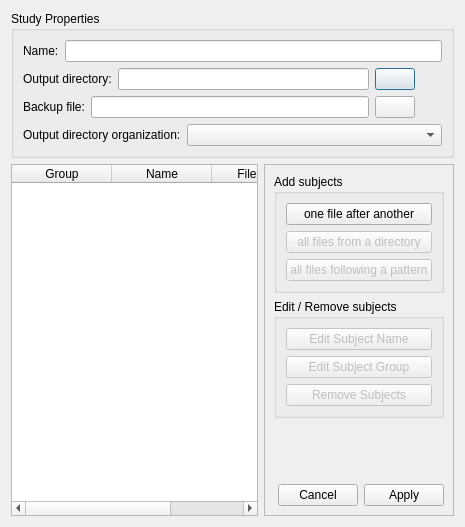
This is morphologist/gui/ui/study_editor_widget.ui in brainvisa/morphologist as Qt 5 draws it before an edit. The edited form follows.
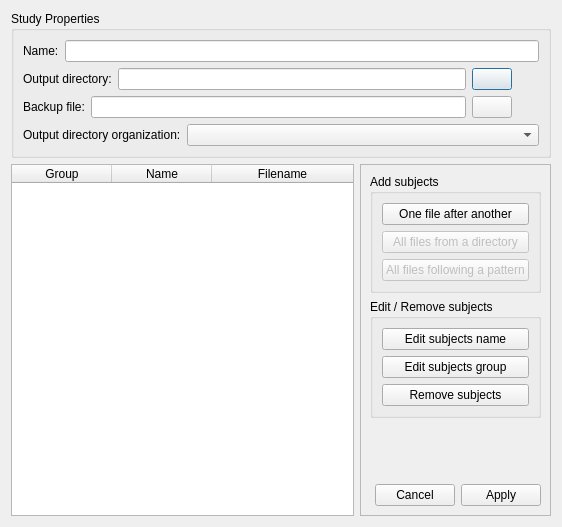
This is the edited form. Icons and pictures are not drawn.

Commit message:
ENH: Enable buttons to remove subjects and edit subjects names and group
Direct editing in the table widget is disabled.
+ STYLE : rename slot on_select_subjects_dialog_files_selected,
labels of buttons

Diff of the .ui file:
```diff
--- a/morphologist/gui/ui/study_editor_widget.ui
+++ b/morphologist/gui/ui/study_editor_widget.ui
@@ -6,7 +6,7 @@
    <rect>
     <x>0</x>
     <y>0</y>
-    <width>465</width>
+    <width>562</width>
     <height>527</height>
    </rect>
   </property>
@@ -185,6 +185,12 @@
          <height>0</height>
         </size>
        </property>
+       <property name="editTriggers">
+        <set>QAbstractItemView::NoEditTriggers</set>
+       </property>
+       <property name="alternatingRowColors">
+        <bool>false</bool>
+       </property>
        <property name="selectionMode">
         <enum>QAbstractItemView::ExtendedSelection</enum>
        </property>
@@ -271,7 +277,7 @@
            <item>
             <widget class="QPushButton" name="add_one_subject_from_a_file_button">
              <property name="text">
-              <string>one file after another</string>
+              <string>One file after another</string>
              </property>
             </widget>
            </item>
@@ -281,7 +287,7 @@
               <bool>false</bool>
              </property>
              <property name="text">
-              <string>all files from a directory</string>
+              <string>All files from a directory</string>
              </property>
             </widget>
            </item>
@@ -291,7 +297,7 @@
               <bool>false</bool>
              </property>
              <property name="text">
-              <string>all files following a pattern</string>
+              <string>All files following a pattern</string>
              </property>
             </widget>
            </item>
@@ -307,30 +313,30 @@
            <item>
             <widget class="QPushButton" name="edit_subject_name_button">
              <property name="enabled">
-              <bool>false</bool>
+              <bool>true</bool>
              </property>
              <property name="text">
-              <string>Edit Subject Name</string>
+              <string>Edit subjects name</string>
              </property>
             </widget>
            </item>
            <item>
             <widget class="QPushButton" name="edit_subject_group_button">
              <property name="enabled">
-              <bool>false</bool>
+              <bool>true</bool>
              </property>
              <property name="text">
-              <string>Edit Subject Group</string>
+              <string>Edit subjects group</string>
              </property>
             </widget>
            </item>
            <item>
             <widget class="QPushButton" name="remove_subjects_button">
              <property name="enabled">
-              <bool>false</bool>
+              <bool>true</bool>
              </property>
              <property name="text">
-              <string>Remove Subjects</string>
+              <string>Remove subjects</string>
              </property>
             </widget>
            </item>
```
Left out of the diff: 4 changed lines with no effect on the pictures. The commit also changes 1 other file.
